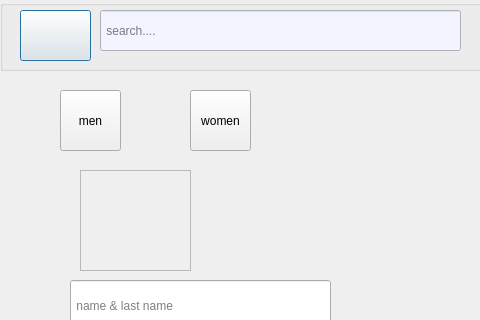
The window that work-main (1)/work-main/work-main/work-main/MainProjectPhase1-master/MainProjectPhase1-main/mepage.ui (f8477/work) describes before a commit, drawn with Qt 5; both pictures show x 0 to 480 and y 0 to 320 of the 1111 by 652 pixel window.
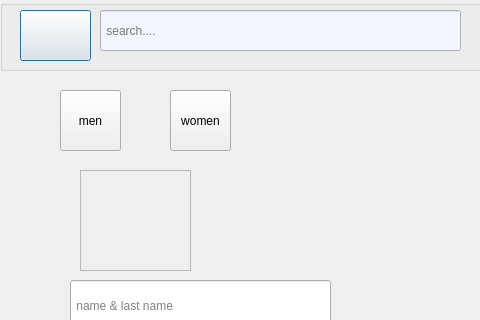
The same window after the commit. Icons and pictures are not drawn.

```diff
--- a/work-main (1)/work-main/work-main/work-main/MainProjectPhase1-master/MainProjectPhase1-main/mepage.ui
+++ b/work-main (1)/work-main/work-main/work-main/MainProjectPhase1-master/MainProjectPhase1-main/mepage.ui
@@ -209,7 +209,7 @@
   <widget class="QPushButton" name="women">
    <property name="geometry">
     <rect>
-     <x>190</x>
+     <x>170</x>
      <y>90</y>
      <width>61</width>
      <height>61</height>
```
